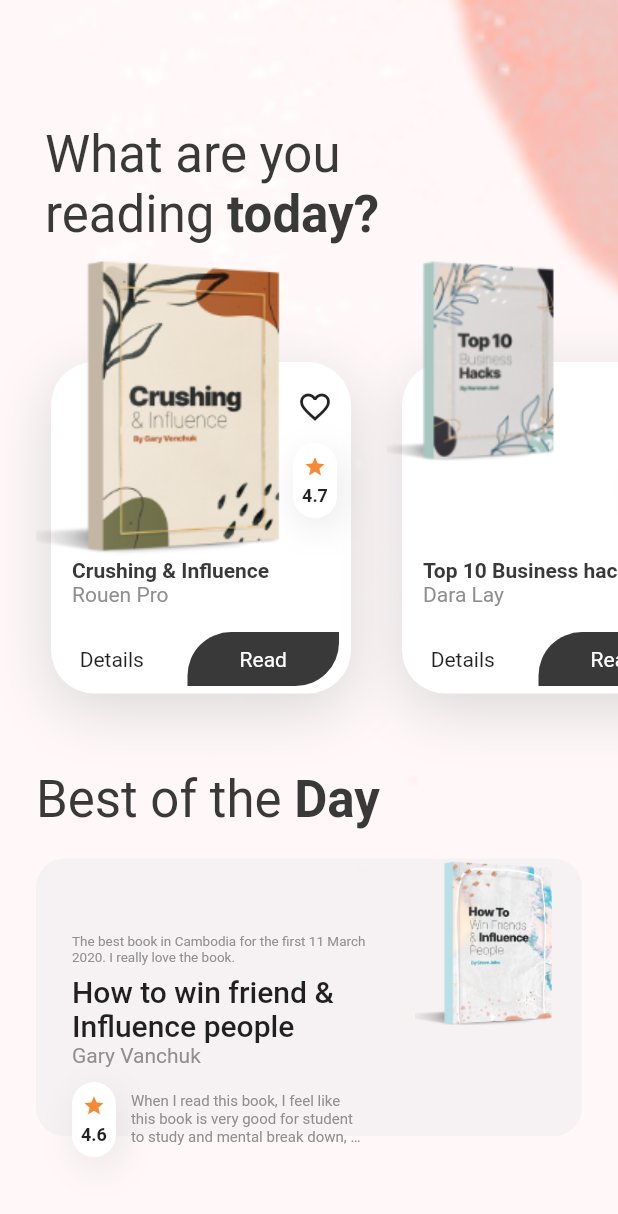
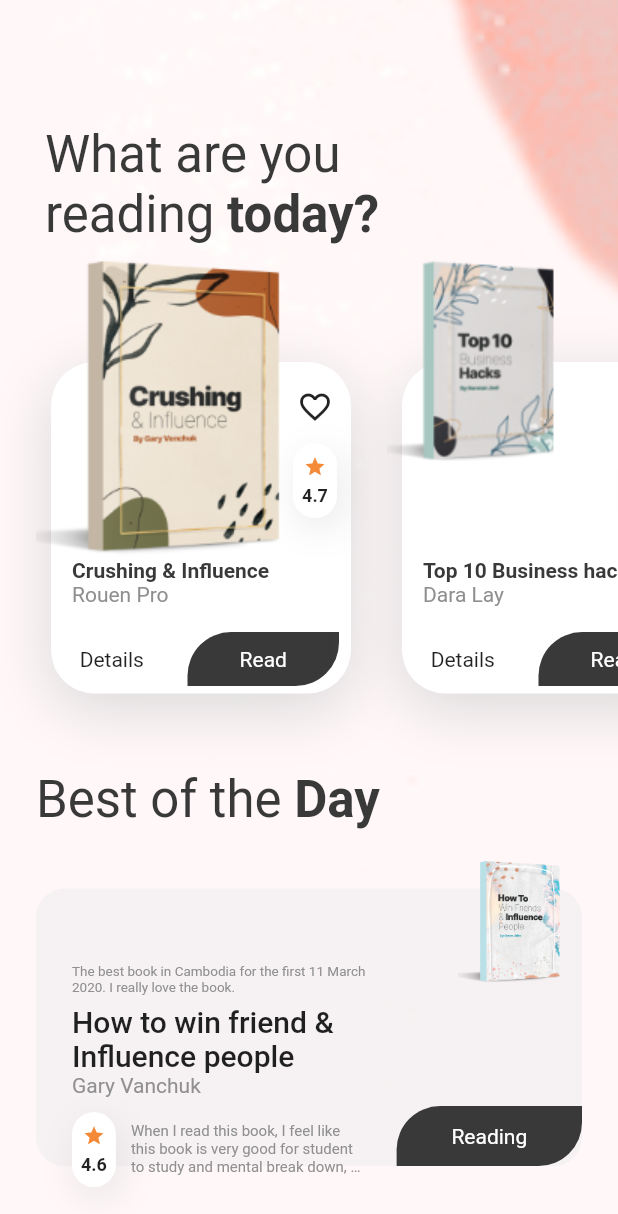
Before and after one commit to chamrouensann/eBoook-online, a Flutter app: the HomeScreen screen opened directly, on a phone screen of 412 x 824 dp. Shown: the top 1214 px of the screen. Run offline on Flutter 3.47's test engine with Material 2 defaults, Android fonts, the phone set to English and light mode, and no system bars.

Commit message:
Adding new reading two side rounded button

```diff
--- a/ebook_online_source_code/lib/screens/home_screen.dart
+++ b/ebook_online_source_code/lib/screens/home_screen.dart
@@ -99,6 +99,9 @@ class HomeScreen extends StatelessWidget {
                     child: Stack(
                       children: <Widget>[
                         Positioned(
+                          bottom: 0,
+                          left: 0,
+                          right: 0,
                           child: Container(
                             padding: EdgeInsets.only(
                                 left: 24, top: 50, right: size.width * .35),
@@ -157,7 +160,18 @@ class HomeScreen extends StatelessWidget {
                           right: 0,
                           child: Image.asset(
                             "assets/images/book-3.png",
-                            width: size.width * .27,
+                            width: size.width * .20,
+                          ),
+                        ),
+                        Positioned(
+                          right: 0,
+                          bottom: 0,
+                          child: SizedBox(
+                            height: 40,
+                            width: size.width * .3,
+                            child: TwoSideRoundedButton(
+                              text: "Reading",
+                            ),
                           ),
                         )
                       ],
```
